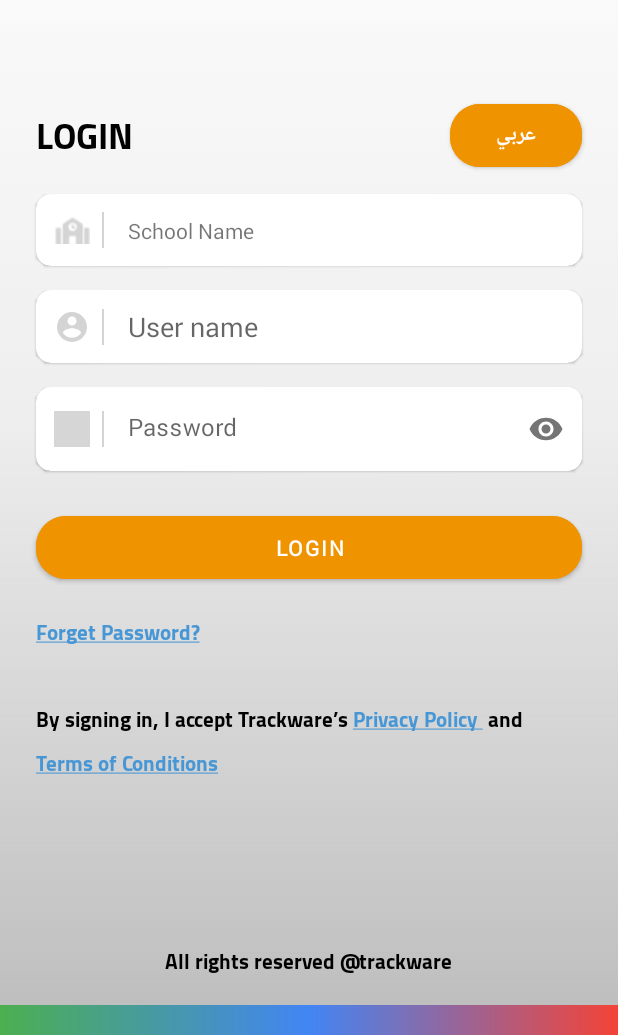
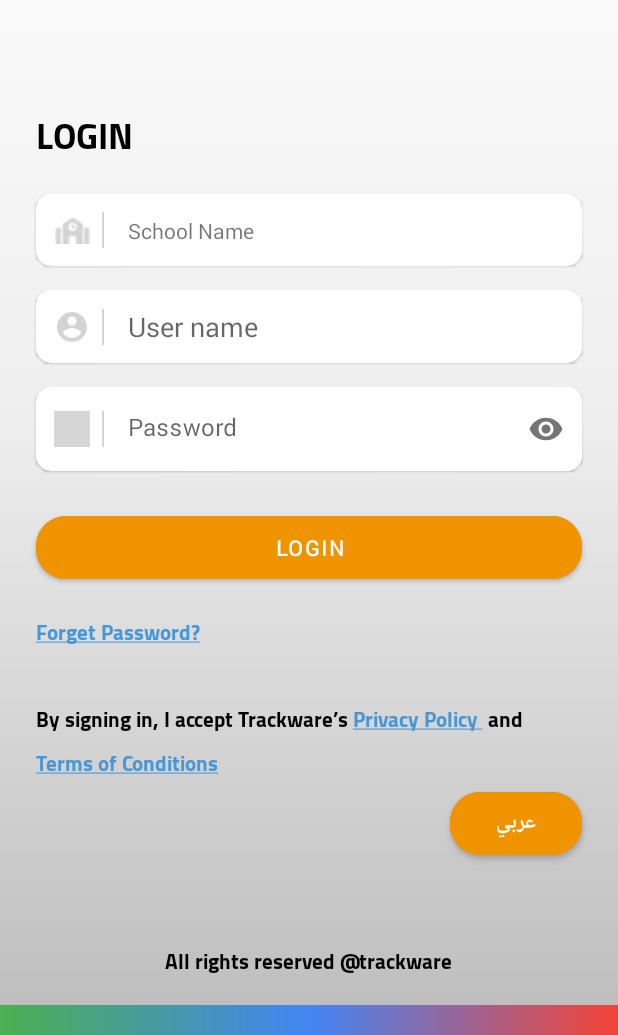
Before and after one commit to YousefAlfaqeeh/parent_staging, an Android app: the screen it shows after launch (MainFragmentActivity), on a phone screen of 412 x 824 dp, the part 201-1236 px from its top. Run offline under Robolectric (Android 15) with nearby library versions, the phone set to English and light mode, and no system bars; our stand-ins replace CircleImageView, Volley; libraries missing offline, so code that uses them is left out: com.afollestad.materialdialogs, com.nabinbhandari.android, com.readystatesoftware.sqliteasset; pictures from the network do not load; 6 statements that could not run were skipped; grey boxes are pictures that could not be loaded.

Commit message:
Modifed the Dialog

```diff
--- a/app/src/main/java/trackwareschoolbus/parentschool/fragment/login/LoginFragment.kt
+++ b/app/src/main/java/trackwareschoolbus/parentschool/fragment/login/LoginFragment.kt
@@ -343,10 +343,7 @@ class LoginFragment : BaseFragment() {
             logInReq.mobile_token =FirebaseInstanceId.getInstance().token.toString()
 
         }
-        val refreshedToken = FirebaseInstanceId.getInstance().token
-        Log.d("aaaaaaaaaaaaaaaaaaaaaaaaaaaa111", FirebaseInstanceId.getInstance().token.toString())
-        Log.d("aaaaaaaaaaaaaaaaaaaaaaaaaaaa",firebase_token)
-
+//        val refreshedToken = FirebaseInstanceId.getInstance().token
         ConnectionFactory.getInstance().logIn(logInReq)
             .observe(viewLifecycleOwner, { response ->
                 try {
--- a/app/src/main/res/layout/dialog_yes_no_message_original.xml
+++ b/app/src/main/res/layout/dialog_yes_no_message_original.xml
@@ -58,8 +58,7 @@
             android:textColor="@color/blue_background"
             android:textSize="17dp"
             android:textStyle="bold"
-            android:visibility="gone"
-            tools:visibility="visible" />
+    />
 
         <androidx.legacy.widget.Space
             android:layout_width="match_parent"
--- a/app/src/main/res/layout/fragment_login_v2.xml
+++ b/app/src/main/res/layout/fragment_login_v2.xml
@@ -28,14 +28,13 @@
         android:id="@+id/btnSelectLanguge"
         android:layout_width="0dp"
         android:layout_height="54dp"
+        android:backgroundTint="@color/material_yellow_700"
         android:layout_marginEnd="24dp"
-        android:layout_marginBottom="12dp"
-        android:backgroundTint="@color/material_yellow_700"
         android:text="@string/ar_en"
         android:textStyle="bold"
         app:cornerRadius="20dp"
-        app:layout_constraintBottom_toTopOf="@+id/cardSchool"
-        app:layout_constraintEnd_toEndOf="parent" />
+        app:layout_constraintEnd_toEndOf="parent"
+        app:layout_constraintTop_toBottomOf="@+id/txtPrivacyPolicy" />
 
     <TextView
         android:id="@+id/lbLogin"
--- a/app/src/main/res/values/strings.xml
+++ b/app/src/main/res/values/strings.xml
@@ -248,5 +248,6 @@
     <string name="privacy_policy">By signing in, I accept Trackware’s  <a href="https://www.google.com/">Privacy  Policy </a>  and <a href="https://www.google.com/">Terms of Conditions</a></string>
     <string name="all_rights_reserved_trackware">All rights reserved @trackware</string>
     <string name="current_position">Current Position</string>
+    <string name="error_user_name">Wrong Username or Password</string>
 
 </resources>
```
Also changed, not shown: app/src/main/java/trackwareschoolbus/parentschool/toolsV2/DialogsTools.java (+19 -2 lines), 1 other file.
